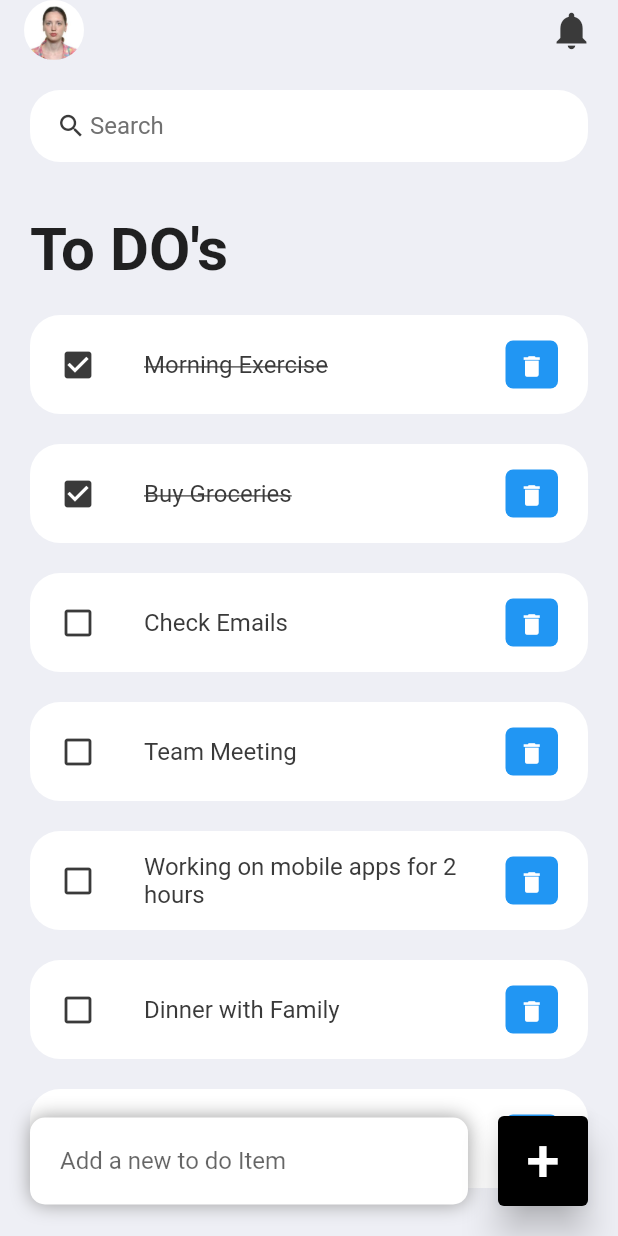
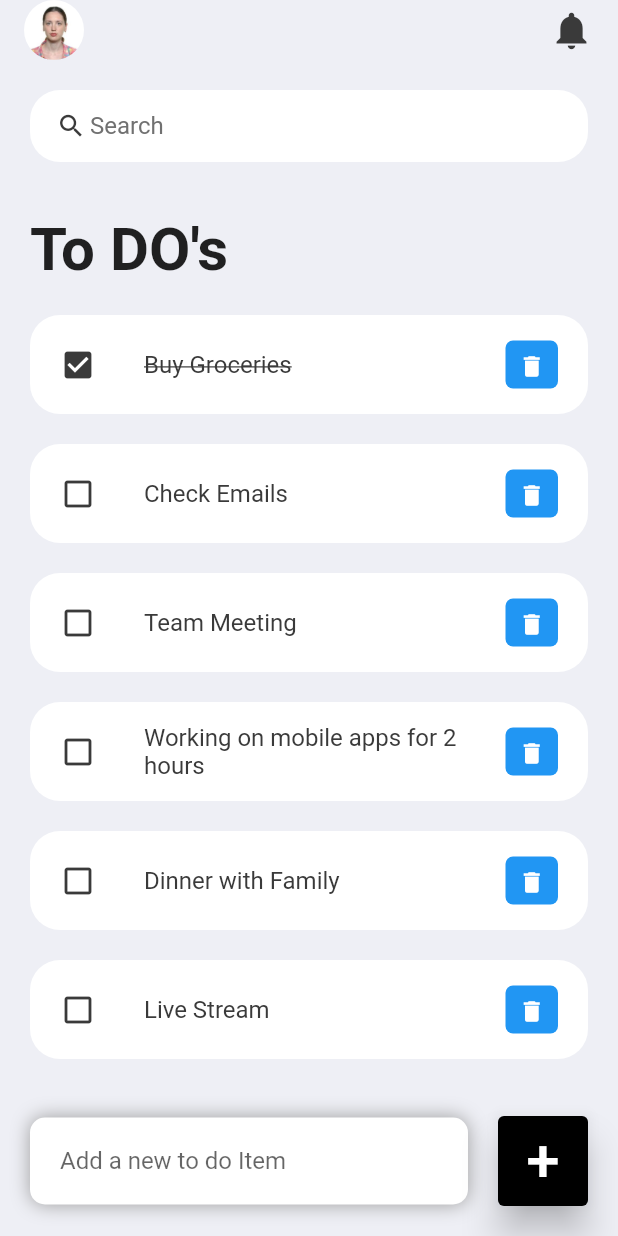
Before and after one commit to Sea-zone/To-Do-App, a Flutter app: the screen it shows after launch, after a tap on the "delete" icon, on a phone screen of 412 x 824 dp. Run offline on Flutter 3.47's test engine with Material 2 defaults, Android fonts, the phone set to English and light mode, and no system bars.

Commit message:
delete and add button working

```diff
--- a/lib/main.dart
+++ b/lib/main.dart
@@ -1,6 +1,7 @@
 import 'package:flutter/material.dart';
 import 'package:flutter/services.dart';
-import 'package:todo_list/presentation/splash_screen.dart';
+
+import '../screens/splash_screen.dart';
 
 void main() {
   runApp(const MyApp());
--- a/lib/presentation/dashboard_screen.dart
+++ b/lib/screens/dashboard_screen.dart
@@ -4,10 +4,16 @@ import '../constants/color.dart';
 import '../model/todo.dart';
 import '../widgets/todo_item.dart';
 
-class Dashboard extends StatelessWidget {
-  Dashboard({super.key});
+class Dashboard extends StatefulWidget {
+  const Dashboard({super.key});
 
+  @override
+  State<Dashboard> createState() => _DashboardState();
+}
+
+class _DashboardState extends State<Dashboard> {
   final todoList = ToDo.todoList();
+  final _todoController = TextEditingController();
 
   @override
   Widget build(BuildContext context) {
@@ -43,6 +49,8 @@ class Dashboard extends StatelessWidget {
                       for (ToDo todoo in todoList)
                         ToDoItem(
                           todo: todoo,
+                          onToDoChanged: _handleToDoChange,
+                          onDeleteItem: _deleteToDoItem,
                         ),
                     ],
                   ),
@@ -78,8 +86,9 @@ class Dashboard extends StatelessWidget {
                       ],
                       borderRadius: BorderRadius.circular(10.0),
                     ),
-                    child: const TextField(
-                      decoration: InputDecoration(
+                    child: TextField(
+                      controller: _todoController,
+                      decoration: const InputDecoration(
                         hintText: "Add a new to do Item",
                         border: InputBorder.none,
                       ),
@@ -92,7 +101,9 @@ class Dashboard extends StatelessWidget {
                     right: 20,
                   ),
                   child: ElevatedButton(
-                    onPressed: () {},
+                    onPressed: () {
+                      _addToDoItem(_todoController.text);
+                    },
                     style: ElevatedButton.styleFrom(
                       backgroundColor: Colors.black,
                       minimumSize: const Size(60, 60),
@@ -110,6 +121,29 @@ class Dashboard extends StatelessWidget {
         ],
       ),
     );
+  }
+
+  void _handleToDoChange(ToDo? todo) {
+    if (todo != null) {
+      setState(() {
+        todo.isDone = !(todo.isDone ?? false);
+      });
+    }
+  }
+
+  void _deleteToDoItem(String id) {
+    setState(() {
+      todoList.removeWhere((item) => item.id == id);
+    });
+  }
+
+  void _addToDoItem(String toDo) {
+    setState(() {
+      todoList.add(ToDo(
+          id: DateTime.now().millisecondsSinceEpoch.toString(),
+          todoText: toDo));
+    });
+    _todoController.clear();
   }
 
   Widget searchBox() {
--- a/lib/presentation/splash_screen.dart
+++ b/lib/screens/splash_screen.dart
@@ -1,7 +1,7 @@
 import 'package:flutter/material.dart';
 import 'package:flutter/services.dart';
 
-import '../presentation/dashboard_screen.dart';
+import '../screens/dashboard_screen.dart';
 
 class SplashScreen extends StatefulWidget {
   const SplashScreen({super.key});
@@ -19,16 +19,9 @@ class _SplashScreenState extends State<SplashScreen>
 
     Future.delayed(const Duration(seconds: 2), () {
       Navigator.of(context).pushReplacement(
-        MaterialPageRoute(builder: (_) => Dashboard()),
+        MaterialPageRoute(builder: (_) => const Dashboard()),
       );
     });
-
-    @override
-    void dispose() {
-      SystemChrome.setEnabledSystemUIMode(SystemUiMode.manual,
-          overlays: SystemUiOverlay.values);
-      super.dispose();
-    }
   }
 
   @override
--- a/lib/widgets/todo_item.dart
+++ b/lib/widgets/todo_item.dart
@@ -1,3 +1,5 @@
+// ignore_for_file: prefer_typing_uninitialized_variables
+
 import 'package:flutter/material.dart';
 
 import '../constants/color.dart';
@@ -5,7 +7,15 @@ import '../model/todo.dart';
 
 class ToDoItem extends StatelessWidget {
   final ToDo todo;
-  const ToDoItem({Key? key, required this.todo}) : super(key: key);
+  final onToDoChanged;
+  final onDeleteItem;
+
+  const ToDoItem({
+    Key? key,
+    required this.todo,
+    required this.onToDoChanged,
+    required this.onDeleteItem,
+  }) : super(key: key);
 
   @override
   Widget build(BuildContext context) {
@@ -13,7 +23,8 @@ class ToDoItem extends StatelessWidget {
       margin: const EdgeInsets.only(bottom: 20),
       child: ListTile(
         onTap: () {
-          print("Clicked on to do Item.");
+          // print("Clicked on to do Item.");
+          onToDoChanged(todo);
         },
         shape: RoundedRectangleBorder(
           borderRadius: BorderRadius.circular(20),
@@ -48,7 +59,8 @@ class ToDoItem extends StatelessWidget {
             iconSize: 18,
             icon: const Icon(Icons.delete),
             onPressed: () {
-              print("Clicked on the delete icon");
+              // print("Clicked on the delete icon");
+              onDeleteItem(todo.id);
             },
           ),
         ),
```
